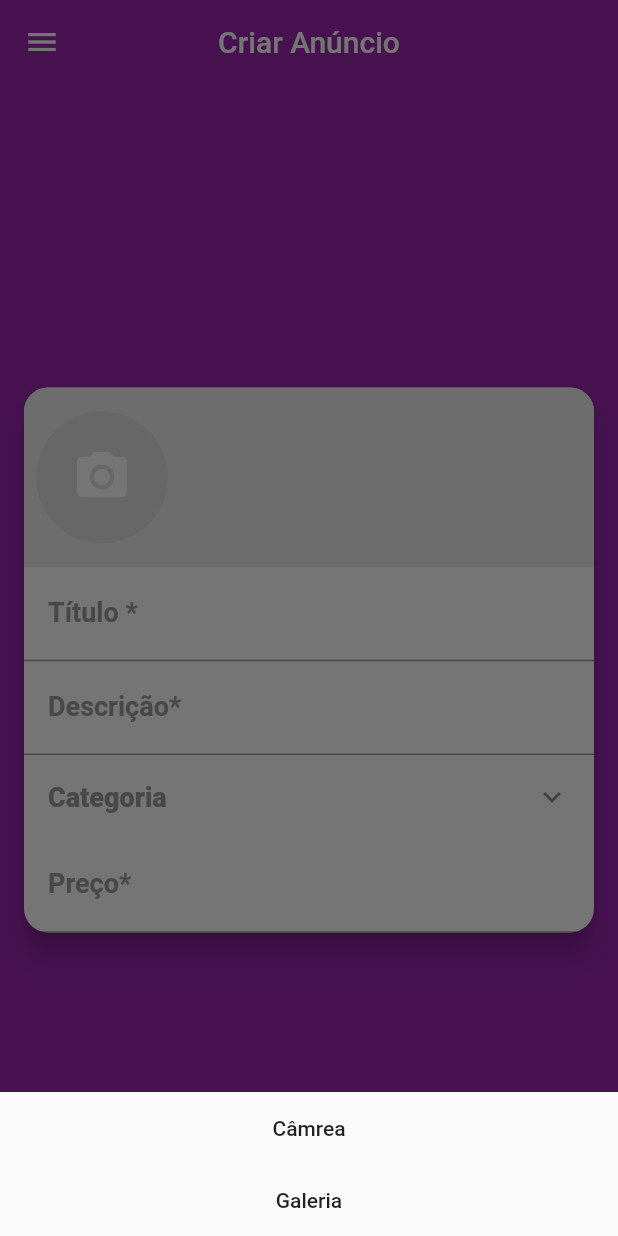
After one commit to andebana1/oxl-mobx, a Flutter app: the CreateScreen screen opened directly, after a tap on the "camera alt" icon, on a phone screen of 412 x 824 dp. The commit adds this screen. Run offline on Flutter 3.47's test engine with Material 2 defaults, Android fonts, the phone set to English and light mode, and no system bars; our stand-ins replace brasil_fields, flutter_mobx, get_it, image_cropper, image_picker, mobx and 1 more; accounts and stored records are empty; generated files the repository leaves out were written again; network calls fail; statements that could not run were skipped.

Commit message:
segundo commit

```diff
--- a/lib/components/customdrawerheader/customdrawerheader.dart
+++ b/lib/components/customdrawerheader/customdrawerheader.dart
@@ -1,15 +1,25 @@
 import 'package:flutter/material.dart';
 import 'package:flutter_app/screens/login/login_screen.dart';
+import 'package:flutter_app/stores/page_store.dart';
+import 'package:flutter_app/stores/user_manager_store.dart';
+import 'package:flutter_mobx/flutter_mobx.dart';
+import 'package:get_it/get_it.dart';
 
 class CustomDrawerHeader extends StatelessWidget {
   @override
   Widget build(BuildContext context) {
+    final UserManagerStore userManagerStore = GetIt.I<UserManagerStore>();
+
     return GestureDetector(
       onTap: (){
+        if(userManagerStore.IsLoggedIn){
+          GetIt.I<PageStore>().setPage(4);
+        }else {
           Navigator.of(context).pop();
           Navigator.of(context).push(
               MaterialPageRoute(builder: (context) => LoginScreen())
           );
+        }
       },
       child: Container(
         color: Colors.purple,
@@ -24,22 +34,26 @@ class CustomDrawerHeader extends StatelessWidget {
                 crossAxisAlignment: CrossAxisAlignment.start,
                 mainAxisAlignment: MainAxisAlignment.center,
                 children: [
-                  Text(
-                      'Acesse sua conta agora.',
+                  Observer(builder: (_){
+                    return Text(
+                        userManagerStore.userNameOrGeneric,
                         style: TextStyle(
                             color: Colors.white,
                             fontSize: 16,
                             fontWeight: FontWeight.w500
                         )
-                  ),
-                  Text(
-                    'Clique aqui.',
+                    );
+                  }),
+                  Observer(builder: (_){
+                    return Text(
+                        userManagerStore.userEmailOrGeneric,
                         style: TextStyle(
                             color: Colors.white,
                             fontSize: 14,
                             fontWeight: FontWeight.w400
                         )
-                  ),
+                    );
+                  }),
                 ],
               ),
             )
--- a/lib/main.dart
+++ b/lib/main.dart
@@ -1,6 +1,8 @@
 import 'package:flutter/material.dart';
 import 'package:flutter_app/screens/base/base_screen.dart';
+import 'package:flutter_app/stores/category_store.dart';
 import 'package:flutter_app/stores/page_store.dart';
+import 'package:flutter_app/stores/user_manager_store.dart';
 import 'package:get_it/get_it.dart';
 import 'package:parse_server_sdk_flutter/parse_server_sdk.dart';
 
@@ -14,6 +16,8 @@ void main() async {
 
 void setUpLocators(){
   GetIt.I.registerSingleton(PageStore());
+  GetIt.I.registerSingleton(UserManagerStore());
+  GetIt.I.registerSingleton(CategoryStore());
 }
 
 Future<void> initializeParse() async {
--- a/lib/repositories/table_keys.dart
+++ b/lib/repositories/table_keys.dart
@@ -4,3 +4,8 @@ const KeyUserEmail = 'email';
 const KeyUserPhone = 'phone';
 const KeyUserType = 'type';
 const KeyUserCreatedAt = 'createdAt';
+
+
+const KeyCategoryID = 'objectId';
+const KeyCategoryTable = 'Categories';
+const KeyCategoryDescription = 'description';
--- /dev/null
+++ b/lib/screens/create/components/category_field.dart
@@ -0,0 +1,38 @@
+import 'package:flutter/material.dart';
+import 'package:flutter_app/screens/category/category_screen.dart';
+import 'package:flutter_app/stores/create_store.dart';
+import 'package:flutter_mobx/flutter_mobx.dart';
+
+class CategoryField extends StatelessWidget {
+  final CreateStore createStore;
+
+  CategoryField(this.createStore);
+
+  @override
+  Widget build(BuildContext context) {
+    return Observer(
+      builder: (_){
+        return ListTile(
+          title: Text(
+            'Categoria',
+            style: TextStyle(
+              fontWeight: FontWeight.w800,
+              color: Colors.grey,
+              fontSize: 18
+            ),
+          ),
+          trailing: Icon(Icons.keyboard_arrow_down),
+          onTap: (){
+            showDialog(
+              context: context,
+              builder: (_) => CategoryScreen(
+                showAll: false,
+                selected: createStore.category,
+              )
+            );
+          },
+        );
+      },
+    );
+  }
+}
--- /dev/null
+++ b/lib/screens/create/components/image_field.dart
@@ -0,0 +1,80 @@
+import 'package:flutter/cupertino.dart';
+import 'package:flutter/material.dart';
+import 'package:flutter_app/screens/create/components/image_dialog.dart';
+import 'dart:io' show Platform, File;
+
+import 'package:flutter_app/screens/create/components/image_source_dialog.dart';
+import 'package:flutter_app/stores/create_store.dart';
+import 'package:flutter_mobx/flutter_mobx.dart';
+
+class ImagesField extends StatelessWidget {
+
+  final CreateStore createStore;
+
+  ImagesField(this.createStore);
+
+  @override
+  Widget build(BuildContext context) {
+    void onImageSelected(File f){
+      Navigator.of(context).pop();
+      createStore.imgaes.add(f);
+    }
+
+    return Container(
+      color: Colors.grey[200],
+      height: 120,
+      child: Observer(builder: (_){
+        return ListView.builder(
+          scrollDirection: Axis.horizontal,
+          itemCount: createStore.imgaes.length < 5 ? createStore.imgaes.length + 1 : 5,
+          itemBuilder: (_, int index){
+            if (index == createStore.imgaes.length)
+              return Padding(
+                padding: const EdgeInsets.fromLTRB(8,8,0,8),
+                child: GestureDetector(
+                  onTap: (){
+                    if(Platform.isAndroid){
+                      showModalBottomSheet(context: context, builder: (_) => ImageSourceDialog(onImageSelected));
+                    }else{
+                      showCupertinoModalPopup(context: context, builder: (_) => ImageSourceDialog(onImageSelected));
+                    }
+                  },
+                  child: CircleAvatar(
+                    radius: 44,
+                    backgroundColor: Colors.grey[300],
+                    child: Column(
+                      mainAxisAlignment: MainAxisAlignment.center,
+                      children: [
+                        Icon(
+                          Icons.camera_alt,
+                          size: 40,
+                          color: Colors.white,
+                        ),
+                      ],
+                    ),
+                  ),
+                ),
+              );
+            else
+              return Padding(
+                padding: const EdgeInsets.fromLTRB(8,16,0,16),
+                child: GestureDetector(
+                  onTap: (){
+                    showDialog(context: context, builder: (_) => ImageDialog(
+                      image: createStore.imgaes[index],
+                      onDelete: () => createStore.imgaes.removeAt(index)
+                    ));
+                  },
+                  child: CircleAvatar(
+                    backgroundImage: FileImage(createStore.imgaes[index]),
+                    radius: 44,
+                    backgroundColor: Colors.grey[300],
+                  ),
+                ),
+              );
+          },
+        );
+      }),
+    );
+  }
+}
--- /dev/null
+++ b/lib/screens/create/components/image_source_dialog.dart
@@ -0,0 +1,95 @@
+import 'package:flutter/cupertino.dart';
+import 'package:flutter/material.dart';
+import 'package:image_cropper/image_cropper.dart';
+import 'dart:io' show Platform, File;
+
+import 'package:image_picker/image_picker.dart';
+
+class ImageSourceDialog extends StatelessWidget {
+  final Function(File) onImageSelected;
+
+
+  ImageSourceDialog(this.onImageSelected);
+
+  @override
+  Widget build(BuildContext context) {
+
+      if(Platform.isAndroid){
+        return BottomSheet(
+          onClosing: (){},
+          builder: (_) => Column(
+            mainAxisSize: MainAxisSize.min,
+            crossAxisAlignment: CrossAxisAlignment.stretch,
+            children: [
+              FlatButton(
+                  onPressed: getFromCamera,
+                  child: const Text('Câmrea')
+              ),
+              FlatButton(
+                  onPressed: getFromGallery,
+                  child: const Text('Galeria')
+              ),
+            ],
+          ),
+        );
+      } else {
+        return CupertinoActionSheet(
+          title: const Text('Selecionar foto para o anúncio'),
+          message: const Text('Escolha a origem da foto'),
+          cancelButton: CupertinoActionSheetAction(
+              onPressed: Navigator.of(context).pop,
+              child: const Text(
+                'Cancelar',
+                style: TextStyle(
+                  color: Colors.red
+                ),
+              )
+          ),
+          actions: [
+            CupertinoActionSheetAction(
+              onPressed: getFromCamera,
+              child: const Text('Câmrea')
+            ),
+            CupertinoActionSheetAction(
+              onPressed: getFromGallery,
+              child: const Text('Galeria')
+            ),
+          ],
+        );
+    }
+  }
+
+  Future<void> getFromCamera() async{
+    final pickedFile = await ImagePicker().getImage(source: ImageSource.camera);
+    if(pickedFile == null) return ;
+    final image = File(pickedFile.path);
+    imageSelected(image);
+  }
+
+  Future<void> getFromGallery() async{
+    final pickedFile = await ImagePicker().getImage(source: ImageSource.gallery);
+    if(pickedFile == null) return ;
+    final image = File(pickedFile.path);
+    imageSelected(image);
+  }
+
+  Future<void> imageSelected(File f) async{
+    final croppedFile = await ImageCropper.cropImage(
+      sourcePath: f.path,
+      aspectRatio: CropAspectRatio(ratioX: 1, ratioY: 1),
+      androidUiSettings: AndroidUiSettings(
+        toolbarTitle: 'Editar imagem',
+        toolbarColor: Colors.purple,
+        toolbarWidgetColor: Colors.white,
+      ),
+      iosUiSettings: IOSUiSettings(
+        title: 'Editar imagem',
+        cancelButtonTitle: 'Cancelar',
+        doneButtonTitle: 'Concluir'
+      )
+    );
+
+    if(croppedFile != null)
+      onImageSelected(croppedFile);
+  }
+}
--- /dev/null
+++ b/lib/screens/create/create_screen.dart
@@ -0,0 +1,88 @@
+import 'package:brasil_fields/brasil_fields.dart';
+import 'package:flutter/material.dart';
+import 'package:flutter/services.dart';
+import 'package:flutter_app/components/custom_drawer/custom_drawer.dart';
+import 'package:flutter_app/models/category_model.dart';
+import 'package:flutter_app/screens/create/components/category_field.dart';
+import 'package:flutter_app/screens/create/components/image_field.dart';
+import 'package:flutter_app/stores/create_store.dart';
+import 'package:flutter_mobx/flutter_mobx.dart';
+
+class CreateScreen extends StatelessWidget {
+
+  final CreateStore createStore = CreateStore();
+
+  @override
+  Widget build(BuildContext context) {
+
+    final labelStyle = TextStyle(
+        fontWeight: FontWeight.bold,
+        color: Colors.grey,
+        fontSize: 18
+    );
+
+    final contentPadding = const EdgeInsets.fromLTRB(16, 10, 12, 16);
+
+    return Scaffold(
+      drawer: CustomDrawer(),
+      appBar: AppBar(
+        title: Text('Criar Anúncio'),
+        centerTitle: true,
+      ),
+      body: Container(
+        alignment: Alignment.center,
+        child: SingleChildScrollView(
+          child: Card(
+            clipBehavior: Clip.antiAlias,
+            margin: const EdgeInsets.symmetric(horizontal: 16),
+            shape: RoundedRectangleBorder(
+                borderRadius: BorderRadius.circular(16)
+            ),
+            elevation: 8,
+            child: Column(
+              mainAxisSize: MainAxisSize.min,
+              children: [
+                ImagesField(createStore),
+                Observer(builder: (_){
+                  return TextFormField(
+                    decoration: InputDecoration(
+                      labelText: 'Título *',
+                      labelStyle: labelStyle,
+                      contentPadding: contentPadding,
+                    ),
+                  );
+                }),
+                Observer(builder: (_){
+                  return TextFormField(
+                    decoration: InputDecoration(
+                      labelText: 'Descrição*',
+                      labelStyle: labelStyle,
+                      contentPadding: contentPadding,
+                    ),
+                    maxLines: null,
+                  );
+                }),
+                CategoryField(createStore),
+                Observer(builder: (_){
+                  return TextFormField(
+                    decoration: InputDecoration(
+                      labelText: 'Preço*',
+                      labelStyle: labelStyle,
+                      contentPadding: contentPadding,
+                      prefixText: 'R\$ ',
+                    ),
+                    keyboardType: TextInputType.number,
+                    inputFormatters: [
+                      FilteringTextInputFormatter.digitsOnly,
+                      RealInputFormatter(centavos: true),
+                    ],
+                  );
+                }),
+              ],
+            ),
+          ),
+        ),
+      ),
+    );
+  }
+}
--- a/lib/stores/signup_store.dart
+++ b/lib/stores/signup_store.dart
@@ -1,6 +1,8 @@
 import 'package:flutter/material.dart';
 import 'package:flutter_app/models/user_model.dart';
 import 'package:flutter_app/repositories/user_repository.dart';
+import 'package:flutter_app/stores/user_manager_store.dart';
+import 'package:get_it/get_it.dart';
 import 'package:mobx/mobx.dart';
 import 'package:flutter_app/helpers/extensions.dart';
 part 'signup_store.g.dart';
@@ -114,6 +116,7 @@ abstract class _SignUpStore with Store{
     );
     try{
       final resultUser = await UserRepository().signUp(user);
+      GetIt.I<UserManagerStore>().setUserManager(resultUser);
     }catch(e){
       error = e;
     }
--- a/pubspec.yaml
+++ b/pubspec.yaml
@@ -31,6 +31,8 @@ dependencies:
   flutter_mobx: ^1.1.0+2
   get_it: ^5.0.6
   brasil_fields: ^0.6.1
+  image_picker: ^0.6.7+22
+  image_cropper: ^1.3.1
 
 dev_dependencies:
   flutter_test:
```
Also changed, not shown: lib/models/category_model.dart (added, +13 -0 lines), lib/repositories/category_repository.dart (added, +19 -0 lines), lib/repositories/user_repository.dart (+26 -0 lines), lib/screens/base/base_screen.dart (+4 -3 lines), lib/screens/category/category_screen.dart (added, +76 -0 lines), lib/screens/create/components/image_dialog.dart (added, +28 -0 lines), lib/screens/login/login_screen.dart (+35 -8 lines), lib/stores/category_store.dart (added, +39 -0 lines), lib/stores/create_store.dart (added, +17 -0 lines), lib/stores/login_store.dart (added, +56 -0 lines), lib/stores/user_manager_store.dart (added, +33 -0 lines), lib/stores/category_store.g.dart (added), lib/stores/create_store.g.dart (added), lib/stores/login_store.g.dart (added), 2 more files, 1 other file. Lines whose indentation alone changed are shown as unchanged.
